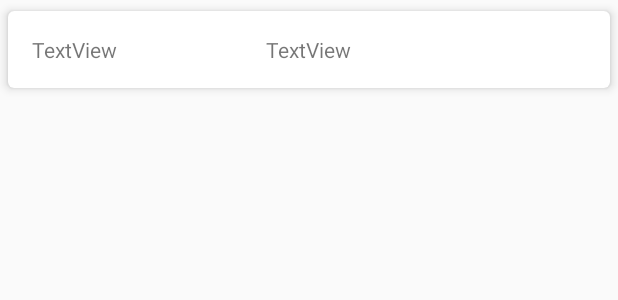
After one commit to rbgautam/AndroidProgramming, an Android app: the layout item_product_list.xml on its own in the app's theme, with its tools: preview values and no code run, on a phone screen of 412 x 824 dp. The commit adds this screen. Shown: the top 300 px of the screen. Run offline under Robolectric (Android 15) with nearby library versions, the phone set to English and light mode, and no system bars.

Commit message:
Added recyclerview

```diff
--- a/ShoppingList/app/build.gradle
+++ b/ShoppingList/app/build.gradle
@@ -28,4 +28,5 @@ dependencies {
     compile 'com.android.support.constraint:constraint-layout:1.0.2'
     compile 'com.android.support:design:27.+'
     testCompile 'junit:junit:4.12'
+    compile 'com.android.support:cardview-v7:25.3.1'
 }
--- a/ShoppingList/app/src/main/java/us/forgeinnovations/deltaman/ui/ShoppingListActivity.java
+++ b/ShoppingList/app/src/main/java/us/forgeinnovations/deltaman/ui/ShoppingListActivity.java
@@ -4,6 +4,8 @@ import android.content.Intent;
 import android.os.Bundle;
 import android.support.design.widget.FloatingActionButton;
 import android.support.v7.app.AppCompatActivity;
+import android.support.v7.widget.LinearLayoutManager;
+import android.support.v7.widget.RecyclerView;
 import android.support.v7.widget.Toolbar;
 import android.view.View;
 import android.widget.AdapterView;
@@ -59,6 +61,12 @@ public class ShoppingListActivity extends AppCompatActivity {
 //                startActivity(intent);
 //            }
 //        });
+
+        final RecyclerView recyclerViewItems = (RecyclerView) findViewById(R.id.list_items);
+        final LinearLayoutManager linearLayoutManager = new LinearLayoutManager(this);
+        recyclerViewItems.setLayoutManager(linearLayoutManager);
+
+
     }
 
 
--- a/ShoppingList/app/src/main/res/layout/content_shopping_list.xml
+++ b/ShoppingList/app/src/main/res/layout/content_shopping_list.xml
@@ -19,5 +19,6 @@
         app:layout_constraintBottom_toBottomOf="parent"
         app:layout_constraintLeft_toLeftOf="parent"
         app:layout_constraintRight_toRightOf="parent"
-        app:layout_constraintTop_toTopOf="parent" />
+        app:layout_constraintTop_toTopOf="parent"
+        tools:listitem="@layout/item_product_list" />
 </android.support.constraint.ConstraintLayout>
--- /dev/null
+++ b/ShoppingList/app/src/main/res/layout/item_product_list.xml
@@ -0,0 +1,40 @@
+<?xml version="1.0" encoding="utf-8"?>
+<FrameLayout xmlns:android="http://schemas.android.com/apk/res/android"
+    xmlns:app="http://schemas.android.com/apk/res-auto"
+    xmlns:tools="http://schemas.android.com/tools"
+    android:layout_width="match_parent"
+    android:layout_height="wrap_content">
+
+    <android.support.v7.widget.CardView
+        android:id="@+id/card_view"
+        android:layout_width="match_parent"
+        android:layout_height="wrap_content"
+        app:cardCornerRadius="4dp"
+        app:cardElevation="4dp"
+        app:cardUseCompatPadding="true"
+        app:contentPadding="16dp" >
+
+        <android.support.constraint.ConstraintLayout
+            android:layout_width="match_parent"
+            android:layout_height="match_parent">
+
+            <TextView
+                android:id="@+id/textView2"
+                android:layout_width="wrap_content"
+                android:layout_height="wrap_content"
+                android:text="TextView" />
+
+            <TextView
+                android:id="@+id/textView"
+                android:layout_width="wrap_content"
+                android:layout_height="wrap_content"
+                android:text="TextView"
+                tools:layout_editor_absoluteY="-16dp"
+                android:layout_marginRight="8dp"
+                app:layout_constraintRight_toRightOf="parent"
+                android:layout_marginLeft="8dp"
+                app:layout_constraintLeft_toLeftOf="parent"
+                app:layout_constraintHorizontal_bias="0.498" />
+        </android.support.constraint.ConstraintLayout>
+    </android.support.v7.widget.CardView>
+</FrameLayout>
```
